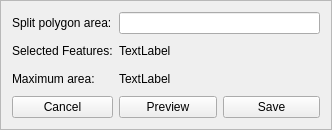
Before: the Qt Designer form ui/geometry/ui_move_line_area.ui in gltn/stdm, drawn with Qt 5.
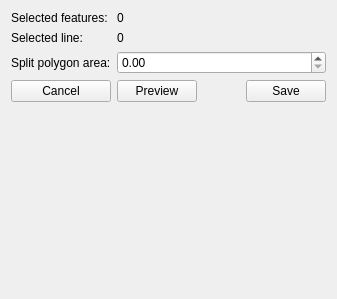
After: the same form once the commit is applied.

Diff of the .ui file:
```diff
--- a/ui/geometry/ui_move_line_area.ui
+++ b/ui/geometry/ui_move_line_area.ui
@@ -1,84 +1,91 @@
 <?xml version="1.0" encoding="UTF-8"?>
 <ui version="4.0">
  <class>MoveLineArea</class>
- <widget class="QFrame" name="MoveLineArea">
+ <widget class="QWidget" name="MoveLineArea">
   <property name="geometry">
    <rect>
     <x>0</x>
     <y>0</y>
-    <width>332</width>
-    <height>130</height>
+    <width>337</width>
+    <height>299</height>
    </rect>
   </property>
   <property name="windowTitle">
-   <string>Move Line and Area</string>
-  </property>
-  <property name="frameShape">
-   <enum>QFrame::StyledPanel</enum>
-  </property>
-  <property name="frameShadow">
-   <enum>QFrame::Raised</enum>
+   <string>Form</string>
   </property>
   <layout class="QGridLayout" name="gridLayout">
-   <item row="1" column="1">
+   <item row="2" column="0">
     <widget class="QLabel" name="label_6">
      <property name="text">
       <string>Split polygon area:</string>
      </property>
     </widget>
    </item>
-   <item row="2" column="1">
-    <widget class="QLabel" name="label_2">
+   <item row="3" column="0">
+    <widget class="QPushButton" name="pushButton_6">
      <property name="text">
-      <string>Selected Features:</string>
+      <string>Cancel</string>
      </property>
     </widget>
    </item>
-   <item row="2" column="2">
-    <widget class="QLabel" name="label_4">
-     <property name="text">
-      <string>TextLabel</string>
-     </property>
-    </widget>
+   <item row="2" column="1" colspan="3">
+    <widget class="QDoubleSpinBox" name="doubleSpinBox_3"/>
    </item>
-   <item row="4" column="2">
-    <widget class="QPushButton" name="pushButton_2">
+   <item row="3" column="1">
+    <widget class="QPushButton" name="pushButton_5">
      <property name="text">
       <string>Preview</string>
      </property>
     </widget>
    </item>
-   <item row="4" column="3">
-    <widget class="QPushButton" name="pushButton_3">
+   <item row="3" column="3">
+    <widget class="QPushButton" name="pushButton_4">
      <property name="text">
       <string>Save</string>
      </property>
     </widget>
    </item>
-   <item row="1" column="2" colspan="2">
-    <widget class="QLineEdit" name="lineEdit"/>
+   <item row="1" column="0">
+    <widget class="QLabel" name="label_30">
+     <property name="text">
+      <string>Selected line:</string>
+     </property>
+    </widget>
    </item>
-   <item row="3" column="1">
-    <widget class="QLabel" name="label_3">
+   <item row="0" column="1">
+    <widget class="QLabel" name="label_23">
      <property name="text">
-      <string>Maximum area:</string>
+      <string>0</string>
      </property>
     </widget>
    </item>
-   <item row="4" column="1">
-    <widget class="QPushButton" name="pushButton">
+   <item row="0" column="0">
+    <widget class="QLabel" name="label_22">
      <property name="text">
-      <string>Cancel</string>
+      <string>Selected features:</string>
      </property>
     </widget>
    </item>
-   <item row="3" column="2">
-    <widget class="QLabel" name="label_5">
+   <item row="1" column="1" colspan="2">
+    <widget class="QLabel" name="label_31">
      <property name="text">
-      <string>TextLabel</string>
+      <string>0</string>
      </property>
     </widget>
    </item>
+   <item row="4" column="0">
+    <spacer name="verticalSpacer">
+     <property name="orientation">
+      <enum>Qt::Vertical</enum>
+     </property>
+     <property name="sizeHint" stdset="0">
+      <size>
+       <width>20</width>
+       <height>40</height>
+      </size>
+     </property>
+    </spacer>
+   </item>
   </layout>
  </widget>
  <resources/>
```
